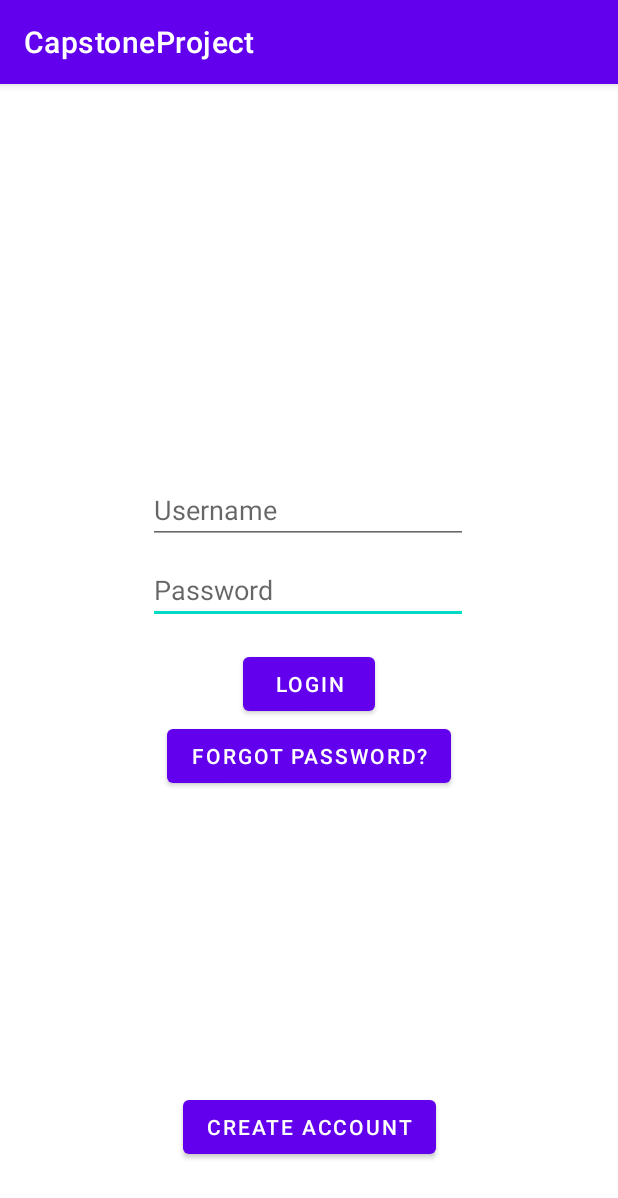
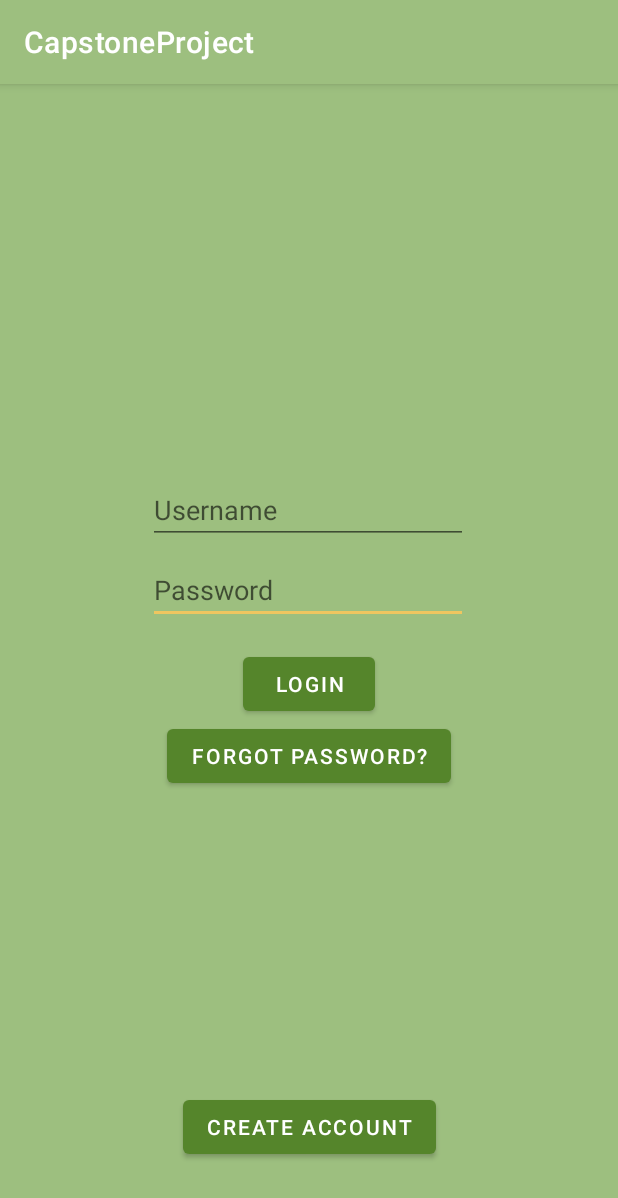
Before and after one commit to cmdmac23/CapstoneProject, an Android app: the screen it shows after launch (Login), on a phone screen of 412 x 824 dp. Shown: the top 1198 px of the screen. Run offline under Robolectric (Android 15) with nearby library versions, the phone set to English and light mode, and no system bars.

Commit message:
color update

```diff
--- a/app/src/main/res/layout/activity_main.xml
+++ b/app/src/main/res/layout/activity_main.xml
@@ -5,6 +5,7 @@
     xmlns:tools="http://schemas.android.com/tools"
     android:layout_width="match_parent"
     android:layout_height="match_parent"
+    android:background="@color/lightest_green"
     tools:context=".Login">
 
     <EditText
@@ -12,29 +13,31 @@
         android:layout_width="wrap_content"
         android:layout_height="wrap_content"
         android:layout_marginTop="8dp"
+        android:autofillHints=""
         android:ems="10"
         android:hint="Password"
         android:inputType="textPassword"
+        android:textColor="@color/darkest_green"
         app:layout_constraintEnd_toEndOf="parent"
         app:layout_constraintHorizontal_bias="0.497"
         app:layout_constraintStart_toStartOf="parent"
-        app:layout_constraintTop_toBottomOf="@+id/loginUsername"
-        android:autofillHints="" />
+        app:layout_constraintTop_toBottomOf="@+id/loginUsername" />
 
     <EditText
         android:id="@+id/loginUsername"
         android:layout_width="wrap_content"
         android:layout_height="wrap_content"
         android:layout_marginBottom="200dp"
+        android:autofillHints=""
         android:ems="10"
         android:hint="Username"
         android:inputType="text"
+        android:textColor="@color/darkest_green"
         app:layout_constraintBottom_toBottomOf="parent"
         app:layout_constraintEnd_toEndOf="parent"
         app:layout_constraintHorizontal_bias="0.497"
         app:layout_constraintStart_toStartOf="parent"
-        app:layout_constraintTop_toTopOf="parent"
-        android:autofillHints="" />
+        app:layout_constraintTop_toTopOf="parent" />
 
     <Button
         android:id="@+id/login_button"
@@ -43,6 +46,7 @@
         android:layout_marginTop="16dp"
         android:onClick="loginClick"
         android:text="Login"
+        app:backgroundTint="@color/middle_green"
         app:layout_constraintEnd_toEndOf="parent"
         app:layout_constraintStart_toStartOf="parent"
         app:layout_constraintTop_toBottomOf="@+id/loginPassword" />
@@ -53,6 +57,7 @@
         android:layout_height="wrap_content"
         android:onClick="forgotPasswordClick"
         android:text="Forgot Password?"
+        app:backgroundTint="@color/middle_green"
         app:layout_constraintEnd_toEndOf="parent"
         app:layout_constraintStart_toStartOf="parent"
         app:layout_constraintTop_toBottomOf="@+id/login_button"
@@ -65,6 +70,7 @@
         android:layout_marginTop="150dp"
         android:onClick="createAccountClick"
         android:text="Create Account"
+        app:backgroundTint="@color/middle_green"
         app:layout_constraintBottom_toBottomOf="parent"
         app:layout_constraintEnd_toEndOf="parent"
         app:layout_constraintStart_toStartOf="parent"
--- a/app/src/main/res/values/colors.xml
+++ b/app/src/main/res/values/colors.xml
@@ -1,10 +1,13 @@
 <?xml version="1.0" encoding="utf-8"?>
 <resources>
-    <color name="purple_200">#FFBB86FC</color>
-    <color name="purple_500">#FF6200EE</color>
-    <color name="purple_700">#FF3700B3</color>
-    <color name="teal_200">#FF03DAC5</color>
-    <color name="teal_700">#FF018786</color>
+    <color name="lightest_green">#9DBF7F</color>
+    <color name="middle_green">#55852B</color>
+    <color name="darkest_green">#163A18</color>
+    <color name="light_gold">#EFC660</color>
+    <color name="dark_gold">#D19F24</color>
     <color name="black">#FF000000</color>
     <color name="white">#FFFFFFFF</color>
+    <color name="purple_200">#9FA8DA</color>
+    <color name="purple_700">#512DA8</color>
+    <color name="teal_200">#80CBC4</color>
 </resources>
--- a/app/src/main/res/values/themes.xml
+++ b/app/src/main/res/values/themes.xml
@@ -2,12 +2,12 @@
     <!-- Base application theme. -->
     <style name="Theme.CapstoneProject" parent="Theme.MaterialComponents.DayNight.DarkActionBar">
         <!-- Primary brand color. -->
-        <item name="colorPrimary">@color/purple_500</item>
-        <item name="colorPrimaryVariant">@color/purple_700</item>
+        <item name="colorPrimary">@color/lightest_green</item>
+        <item name="colorPrimaryVariant">@color/middle_green</item>
         <item name="colorOnPrimary">@color/white</item>
         <!-- Secondary brand color. -->
-        <item name="colorSecondary">@color/teal_200</item>
-        <item name="colorSecondaryVariant">@color/teal_700</item>
+        <item name="colorSecondary">@color/light_gold</item>
+        <item name="colorSecondaryVariant">@color/dark_gold</item>
         <item name="colorOnSecondary">@color/black</item>
         <!-- Status bar color. -->
         <item name="android:statusBarColor" tools:targetApi="l">?attr/colorPrimaryVariant</item>
```
